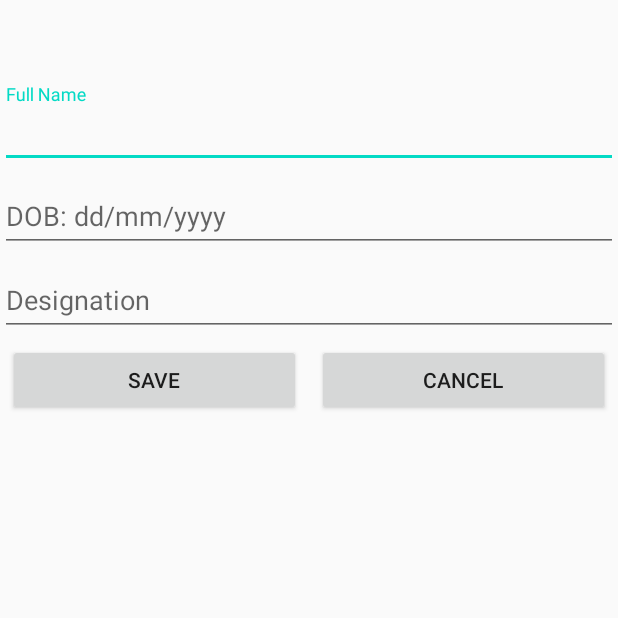
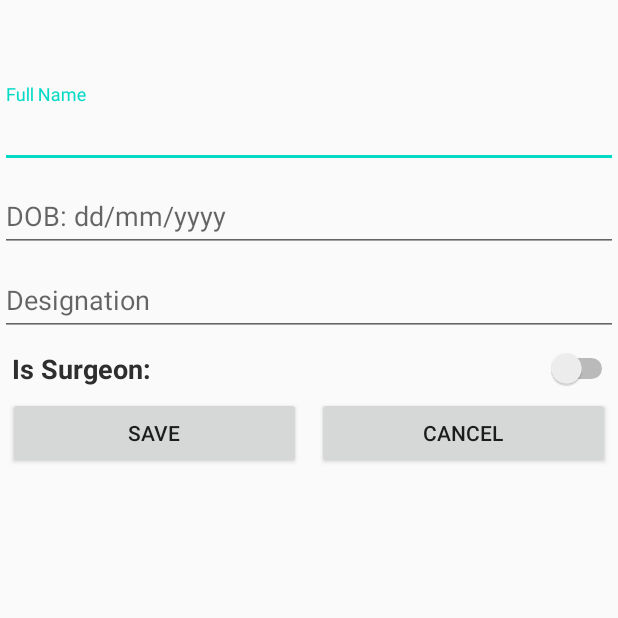
Before and after one commit to appdevgenie/GloboMed, an Android app: the AddEmployeeActivity screen opened directly, with no data from a screen before it, on a phone screen of 412 x 824 dp, the top half of it. Run offline under Robolectric (Android 15) with nearby library versions, the phone set to English and light mode, and no system bars.

```diff
--- a/app/src/main/java/com/globomed/learn/AddEmployeeActivity.kt
+++ b/app/src/main/java/com/globomed/learn/AddEmployeeActivity.kt
@@ -9,6 +9,7 @@ import android.widget.Toast
 import com.globomed.learn.GloboMedDBContract.EmployeeEntry.COLUMN_DESIGNATION
 import com.globomed.learn.GloboMedDBContract.EmployeeEntry.COLUMN_DOB
 import com.globomed.learn.GloboMedDBContract.EmployeeEntry.COLUMN_NAME
+import com.globomed.learn.GloboMedDBContract.EmployeeEntry.COLUMN_SURGEON
 import com.globomed.learn.GloboMedDBContract.EmployeeEntry.TABLE_NAME
 import kotlinx.android.synthetic.main.activity_add.*
 import java.text.SimpleDateFormat
@@ -64,12 +65,14 @@ class AddEmployeeActivity : Activity() {
             val name:String = etEmpName?.text.toString()
             val designation:String = etDesignation?.text.toString()
             val dob:Long = myCalendar.timeInMillis
+            val isSurgeon = if (sSurgeon.isChecked) 1 else 0
 
             val db = databaseHelper.writableDatabase
             val values = ContentValues()
             values.put(COLUMN_NAME, name)
             values.put(COLUMN_DESIGNATION, designation)
             values.put(COLUMN_DOB, dob)
+            values.put(COLUMN_SURGEON, isSurgeon)
 
             val result = db.insert(TABLE_NAME, null, values)
 
--- a/app/src/main/java/com/globomed/learn/DatabaseHelper.kt
+++ b/app/src/main/java/com/globomed/learn/DatabaseHelper.kt
@@ -13,12 +13,11 @@ class DatabaseHelper(
     }
 
     override fun onUpgrade(db: SQLiteDatabase?, oldVersion: Int, newVersion: Int) {
-        db?.execSQL(GloboMedDBContract.EmployeeEntry.SQL_DROP_TABLE)
-        onCreate(db)
+        db?.execSQL(GloboMedDBContract.EmployeeEntry.ALTER_TABLE_1)
     }
 
     companion object {
         const val DATABASE_NAME = "globomed.db"
-        const val DATABASE_VERSION = 1
+        const val DATABASE_VERSION = 2
     }
 }
--- a/app/src/main/java/com/globomed/learn/Employee.kt
+++ b/app/src/main/java/com/globomed/learn/Employee.kt
@@ -1,10 +1,12 @@
 package com.globomed.learn
 
-class Employee (
+class Employee(
     val id: String,
     val name: String,
     val dob: Long,
-    val designation: String){
+    val designation: String,
+    val isSurgeon: Int
+) {
 
     override fun toString(): String {
         return "Employee(id='$id', name='$name', dob=$dob, designation='$designation')"
--- a/app/src/main/java/com/globomed/learn/UpdateEmployeeActivity.kt
+++ b/app/src/main/java/com/globomed/learn/UpdateEmployeeActivity.kt
@@ -35,6 +35,7 @@ class UpdateEmployeeActivity : AppCompatActivity() {
                 etEmpName.setText(employee.name)
                 etDesignation.setText(employee.designation)
                 etDOB.setText(getFormattedDate(employee.dob))
+                sSurgeon.isChecked = (1 == employee.isSurgeon)
             }
         }
 
@@ -79,7 +80,8 @@ class UpdateEmployeeActivity : AppCompatActivity() {
             val updatedName = etEmpName.text.toString()
             val updatedDesignation = etDesignation.text.toString()
             val updatedDOB = myCalendar.timeInMillis
-            val updatedEmployee = Employee(empId!!, updatedName, updatedDOB, updatedDesignation)
+            val updatedIsSurgeon = if (sSurgeon.isChecked) 1 else 0
+            val updatedEmployee = Employee(empId!!, updatedName, updatedDOB, updatedDesignation, updatedIsSurgeon)
 
             DataManager.updateEmployee(databaseHelper, updatedEmployee)
 
--- a/app/src/main/res/layout/activity_add.xml
+++ b/app/src/main/res/layout/activity_add.xml
@@ -1,5 +1,6 @@
 <?xml version="1.0" encoding="utf-8"?>
 <androidx.constraintlayout.widget.ConstraintLayout xmlns:android="http://schemas.android.com/apk/res/android"
+    xmlns:tools="http://schemas.android.com/tools"
     android:layout_width="match_parent"
     android:layout_height="match_parent"
     xmlns:app="http://schemas.android.com/apk/res-auto">
@@ -80,22 +81,29 @@
         android:layout_width="0dp"
         android:layout_height="wrap_content"
         android:layout_margin="5dp"
+        android:layout_marginTop="8dp"
+        android:layout_marginBottom="418dp"
         android:layout_weight=".5"
         android:text="@string/cancel"
+        app:layout_constraintBottom_toBottomOf="parent"
         app:layout_constraintEnd_toEndOf="parent"
+        app:layout_constraintHorizontal_bias="0.0"
         app:layout_constraintStart_toStartOf="@+id/guideline"
-        app:layout_constraintTop_toBottomOf="@+id/textInputLayout2" />
+        app:layout_constraintTop_toBottomOf="@+id/sSurgeon"
+        app:layout_constraintVertical_bias="0.0" />
 
     <Button
         android:id="@+id/bSave"
         android:layout_width="0dp"
         android:layout_height="wrap_content"
         android:layout_margin="5dp"
+        android:layout_marginTop="8dp"
         android:layout_weight=".5"
         android:text="@string/save"
         app:layout_constraintEnd_toStartOf="@+id/guideline"
+        app:layout_constraintHorizontal_bias="1.0"
         app:layout_constraintStart_toStartOf="parent"
-        app:layout_constraintTop_toBottomOf="@+id/textInputLayout2" />
+        app:layout_constraintTop_toBottomOf="@+id/sSurgeon" />
 
     <androidx.constraintlayout.widget.Guideline
         android:id="@+id/guideline"
@@ -104,4 +112,22 @@
         android:orientation="vertical"
         app:layout_constraintGuide_percent="0.5" />
 
+    <Switch
+        android:id="@+id/sSurgeon"
+        android:layout_width="0dp"
+        android:layout_height="wrap_content"
+        android:layout_marginStart="8dp"
+        android:layout_marginTop="8dp"
+        android:layout_marginBottom="8dp"
+        android:text="@string/is_surgeon"
+        android:textColor="#2F2E2E"
+        android:textSize="18dp"
+        android:textStyle="bold"
+        app:layout_constraintBottom_toTopOf="@+id/bSave"
+        app:layout_constraintEnd_toEndOf="parent"
+        app:layout_constraintHorizontal_bias="0.0"
+        app:layout_constraintStart_toStartOf="parent"
+        app:layout_constraintTop_toBottomOf="@+id/textInputLayout2"
+        app:layout_constraintVertical_bias="0.021" />
+
 </androidx.constraintlayout.widget.ConstraintLayout>
--- a/app/src/main/res/values/strings.xml
+++ b/app/src/main/res/values/strings.xml
@@ -1,5 +1,5 @@
 <resources>
-    <string name="app_name">Globo Med</string>
+    <string name="app_name">GloboMedRef</string>
     <string name="action_delete">Delete</string>
     <string name="name">Full Name</string>
     <string name="designation">Designation</string>
@@ -10,7 +10,7 @@
     <string name="confirm_sure">Are you sure you want to delete all data?</string>
     <string name="yes">Yes</string>
     <string name="no">No</string>
-    <string name="IsSurgeon">Is Surgeon: </string>
+    <string name="is_surgeon">Is Surgeon: </string>
     <string name="delete">Are you sure you want to delete this</string>
     <string name="required">Required Field</string>
 </resources>
```
Also changed, not shown: app/src/main/java/com/globomed/learn/DataManager.kt (+12 -4 lines), app/src/main/java/com/globomed/learn/EmployeeListAdapter.kt (+7 -5 lines), app/src/main/java/com/globomed/learn/GloboMedDBContract.kt (+7 -0 lines), app/src/main/res/layout/list_item.xml (+32 -1 lines).
